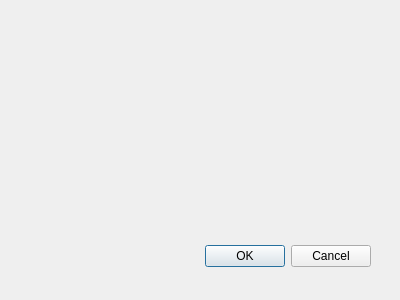
This is ItshfSim/link/linkreq.ui in lzhengp1986/AutoTechSim as Qt 5 draws it before an edit. The edited form follows.
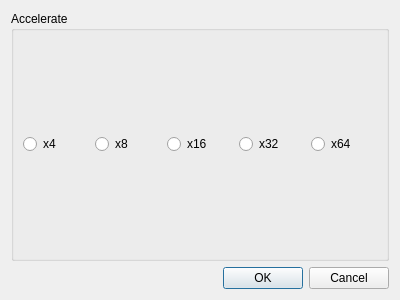
This is the edited form.

Diff of the .ui file:
```diff
--- a/ItshfSim/link/linkreq.ui
+++ b/ItshfSim/link/linkreq.ui
@@ -15,15 +15,53 @@
   <property name="windowTitle">
    <string>Dialog</string>
   </property>
+  <layout class="QGridLayout" name="gridLayout">
+   <item row="0" column="0">
+    <widget class="QGroupBox" name="groupBox">
+     <property name="title">
+      <string>Accelerate</string>
+     </property>
+     <layout class="QGridLayout" name="gridLayout_2">
+      <item row="0" column="0">
+       <widget class="QRadioButton" name="radioButton">
+        <property name="text">
+         <string>x4</string>
+        </property>
+       </widget>
+      </item>
+      <item row="0" column="1">
+       <widget class="QRadioButton" name="radioButton_2">
+        <property name="text">
+         <string>x8</string>
+        </property>
+       </widget>
+      </item>
+      <item row="0" column="3">
+       <widget class="QRadioButton" name="radioButton_4">
+        <property name="text">
+         <string>x32</string>
+        </property>
+       </widget>
+      </item>
+      <item row="0" column="2">
+       <widget class="QRadioButton" name="radioButton_3">
+        <property name="text">
+         <string>x16</string>
+        </property>
+       </widget>
+      </item>
+      <item row="0" column="4">
+       <widget class="QRadioButton" name="radioButton_5">
+        <property name="text">
+         <string>x64</string>
+        </property>
+       </widget>
+      </item>
+     </layout>
+    </widget>
+   </item>
+   <item row="1" column="0">
   <widget class="QDialogButtonBox" name="buttonBox">
-   <property name="geometry">
-    <rect>
-     <x>30</x>
-     <y>240</y>
-     <width>341</width>
-     <height>32</height>
-    </rect>
-   </property>
    <property name="orientation">
     <enum>Qt::Horizontal</enum>
    </property>
@@ -31,6 +69,8 @@
     <set>QDialogButtonBox::Cancel|QDialogButtonBox::Ok</set>
    </property>
   </widget>
+   </item>
+  </layout>
  </widget>
  <pixmapfunction/>
  <resources/>
```
Left out of the diff: 5 changed lines with no effect on the pictures. Lines whose indentation alone changed are shown as unchanged.
